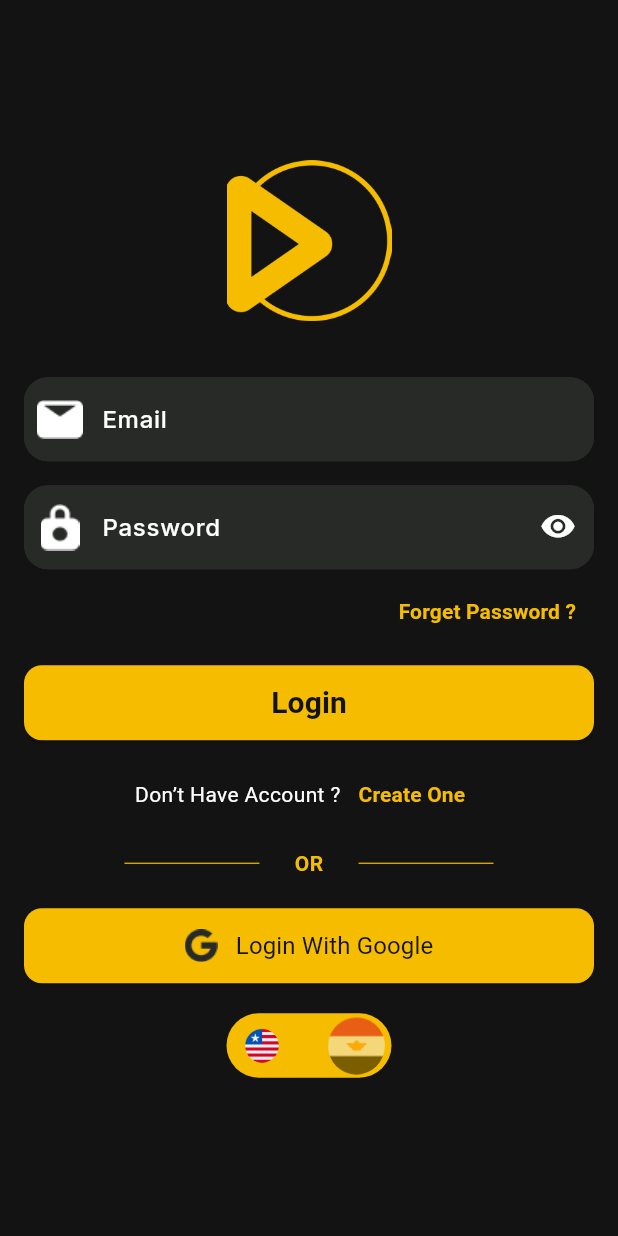
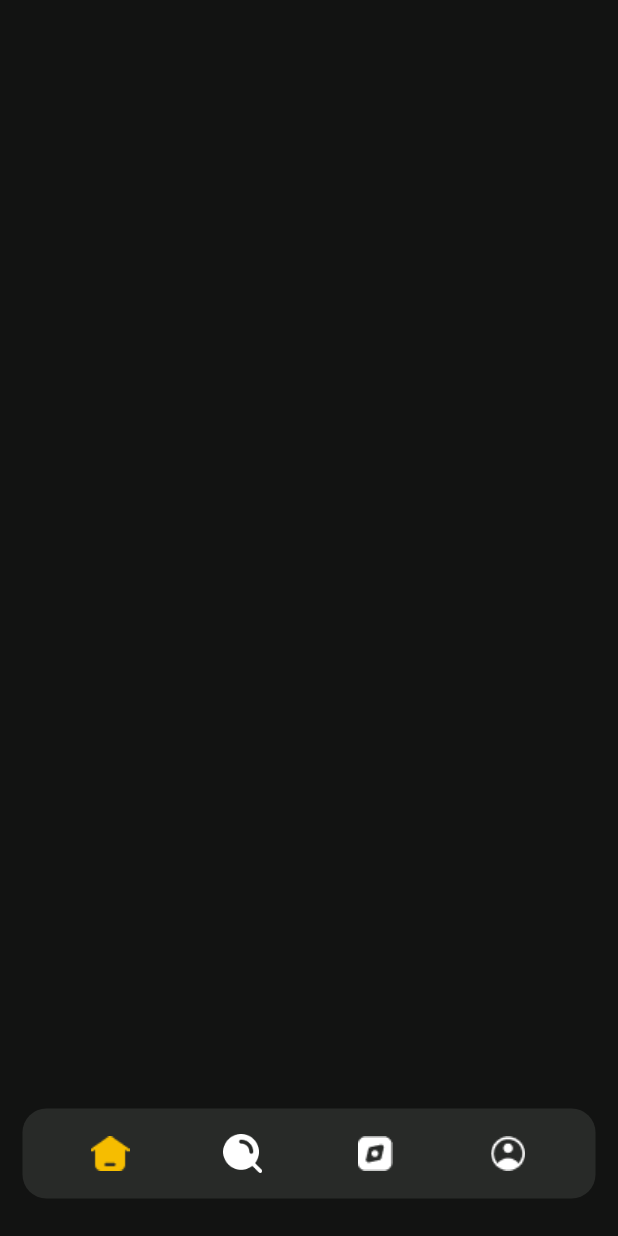
Before and after one commit to 0samaalaa/movies, a Flutter app: the LoginPage screen opened by its route, after a tap on "Login With Google", on a phone screen of 412 x 824 dp. Run offline on Flutter 3.47's test engine with Material 3 defaults, Android fonts, the phone set to English and light mode, and no system bars; drawn by our look-alikes of animated_toggle_switch; our stand-ins replace animate_do, google_fonts.

Commit message:
adding layout screen and forgot password screen

```diff
--- a/lib/core/app_routes.dart
+++ b/lib/core/app_routes.dart
@@ -1,13 +1,18 @@
 import 'package:flutter/cupertino.dart';
 
+import '../screens/authentication/forgot_password.dart';
 import '../screens/authentication/login_screen.dart';
 import '../screens/on_boarding/onboarding_view.dart';
+import 'layout_screen.dart';
 
 
 class APPROUTES{
   APPROUTES._();
   static const String onboardingScreen="onboardingScreens";
   static const String loginScreen="LoginScreen";
+  static const String forgetPasswordScreen="ForgetPasswordScreen";
+  static const String layoutScreen="LayoutScreen";
+
 
 
 
@@ -21,6 +26,10 @@ class ROUTES{
   static Map<String, Widget Function(BuildContext)> routes ={
     APPROUTES.onboardingScreen :(_)=> OnboardingView(),
     APPROUTES.loginScreen :(_)=> LoginPage(),
+    APPROUTES.forgetPasswordScreen: (_) => const ForgetPasswordScreen(),
+    APPROUTES.layoutScreen :(_)=> const  LayoutScreen(),
+
+
 
   };
 }
--- /dev/null
+++ b/lib/core/layout_screen.dart
@@ -0,0 +1,81 @@
+import 'package:flutter/material.dart';
+import 'package:movies/core/app_colors.dart';
+import 'package:movies/core/app_icons.dart';
+import 'package:movies/screens/browse_screen/browse_screen.dart';
+import 'package:movies/screens/profile_screen/profile_screen.dart';
+import 'package:movies/screens/search_screen/search_screen.dart';
+import '../screens/home screen/home_screen.dart';
+
+class LayoutScreen extends StatefulWidget {
+  const LayoutScreen({super.key});
+
+  @override
+  State<LayoutScreen> createState() => _LayoutScreenState();
+}
+
+class _LayoutScreenState extends State<LayoutScreen> {
+  int selectedIndex = 0;
+
+  List<Widget> screens = [
+    HomeScreen(),
+    SearchScreen(),
+    BrowseScreen(),
+    ProfileScreen(),
+  ];
+
+  @override
+  Widget build(BuildContext context) {
+    return Scaffold(
+      body: screens[selectedIndex],
+      bottomNavigationBar: Container(
+        margin: const EdgeInsets.all(15),
+        height: 70,
+        child: Column(
+          children: [
+            Container(
+              height: 60,
+              decoration: BoxDecoration(
+                color: MColors.dgrey,
+                borderRadius: BorderRadius.circular(16),
+              ),
+              child: Row(
+                mainAxisAlignment: MainAxisAlignment.spaceEvenly,
+                children: [
+                  _buildNavItem(icon: MIcons.home, index: 0),
+                  _buildNavItem(icon: MIcons.search, index: 1),
+                  _buildNavItem(icon: MIcons.explore, index: 2),
+                  _buildNavItem(icon: MIcons.profile, index: 3),
+                ],
+              ),
+            ),
+          ],
+        ),
+      ),
+    );
+  }
+
+  Widget _buildNavItem({required String icon, required int index}) {
+    final bool isSelected = selectedIndex == index;
+    return GestureDetector(
+      onTap: () {
+        setState(() {
+          selectedIndex = index;
+        });
+      },
+      child: Container(
+        height: 40,
+        width: 60,
+        decoration: BoxDecoration(
+          borderRadius: BorderRadius.circular(14),
+        ),
+        child: Center(
+          child: ImageIcon(
+            AssetImage(icon),
+            size: 26,
+            color: isSelected ? MColors.yellow : Colors.white,
+          ),
+        ),
+      ),
+    );
+  }
+}
--- a/lib/screens/authentication/login_screen.dart
+++ b/lib/screens/authentication/login_screen.dart
@@ -71,7 +71,7 @@ class _LoginPageState extends State<LoginPage> {
                 alignment: Alignment.centerRight,
                 child: TextButton(
                   onPressed: () {
-                    //Navigator.pushNamed(context, APPROUTES.forgetPasswordScreen);
+                    Navigator.pushNamed(context, APPROUTES.forgetPasswordScreen);
                   },
                   child: const Text(
                     "Forget Password ?",
@@ -165,7 +165,7 @@ class _LoginPageState extends State<LoginPage> {
                     ),
                   ),
                   onPressed: () {
-                  //  Navigator.pushNamed(context, APPROUTES.layoutScreen);
+                   Navigator.pushNamed(context, APPROUTES.layoutScreen);
                   },
                   child: Row(
                     mainAxisAlignment: MainAxisAlignment.center,
--- /dev/null
+++ b/lib/screens/home screen/home_screen.dart
@@ -0,0 +1,10 @@
+import 'package:flutter/material.dart';
+
+class HomeScreen extends StatelessWidget {
+  const HomeScreen({super.key});
+
+  @override
+  Widget build(BuildContext context) {
+    return Scaffold();
+  }
+}
--- a/pubspec.yaml
+++ b/pubspec.yaml
@@ -19,7 +19,7 @@ publish_to: 'none' # Remove this line if you wish to publish to pub.dev
 version: 1.0.0+1
 
 environment:
-  sdk: ^3.7.2
+  sdk: ^3.8.1
 
 # Dependencies specify other packages that your package needs in order to work.
 # To automatically upgrade your package dependencies to the latest versions
```
Also changed, not shown: lib/screens/authentication/forgot_password.dart (added, +70 -0 lines), lib/screens/browse_screen/browse_screen.dart (added, +10 -0 lines), lib/screens/profile_screen/profile_screen.dart (added, +10 -0 lines), lib/screens/search_screen/search_screen.dart (added, +10 -0 lines), pubspec.lock.
